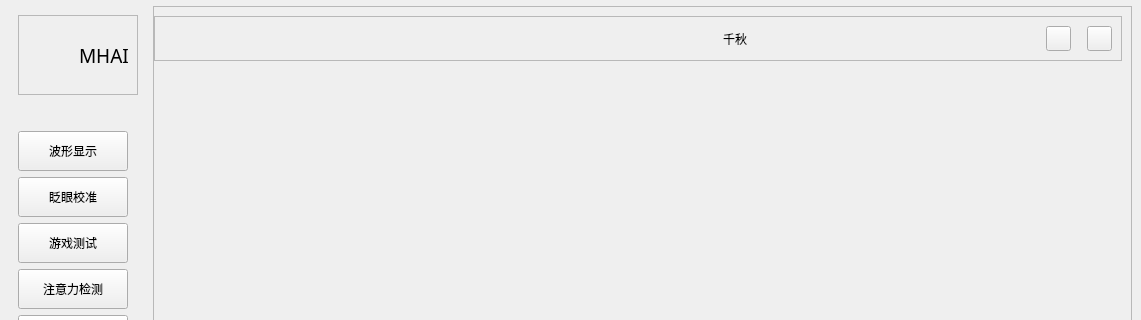
WowIsYu/AIMouse6.5, file app/ui/mainwindow.ui: the form before one commit; both pictures show x 0 to 1141 and y 0 to 320 of the 1141 by 737 pixel window.
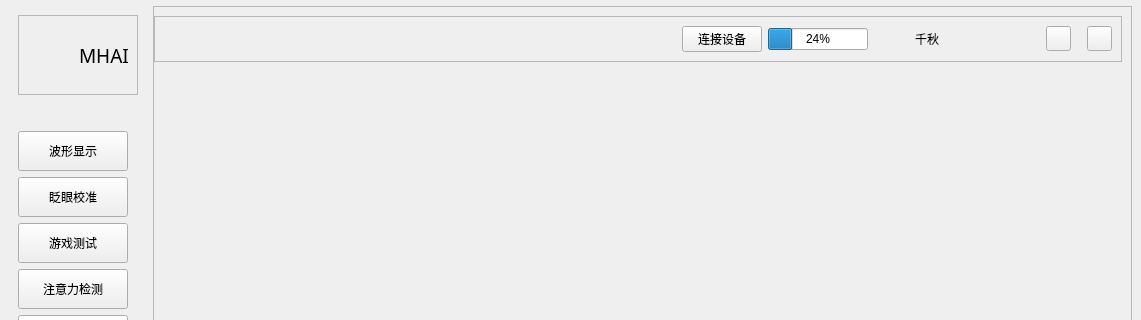
The form after the commit. Icons and pictures are not drawn.

```diff
--- a/app/ui/mainwindow.ui
+++ b/app/ui/mainwindow.ui
@@ -576,6 +576,20 @@
             </property>
            </spacer>
           </item>
+          <item>
+           <widget class="QPushButton" name="btnConnectDevice">
+            <property name="text">
+             <string>连接设备</string>
+            </property>
+           </widget>
+          </item>
+          <item>
+           <widget class="QProgressBar" name="barBattary">
+            <property name="value">
+             <number>24</number>
+            </property>
+           </widget>
+          </item>
           <item>
            <widget class="QLabel" name="userImg">
             <property name="sizePolicy">
```
